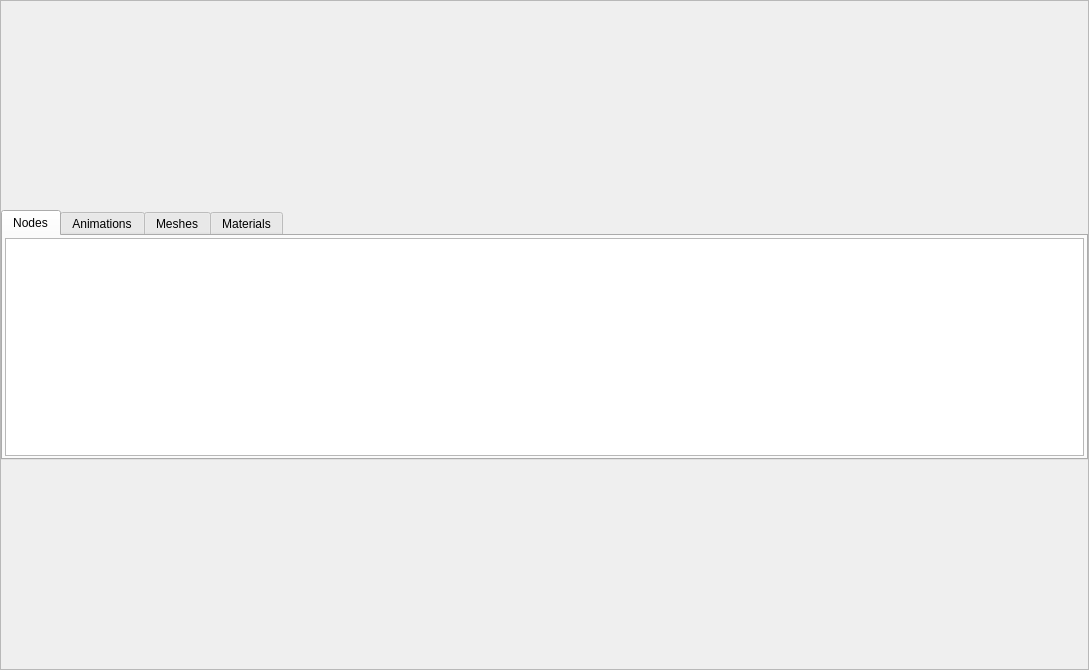
LarvalExtract/MGF-Explorer, file src/AssetViewers/ModelViewer/ModelViewerWidget.ui: the form before one commit.
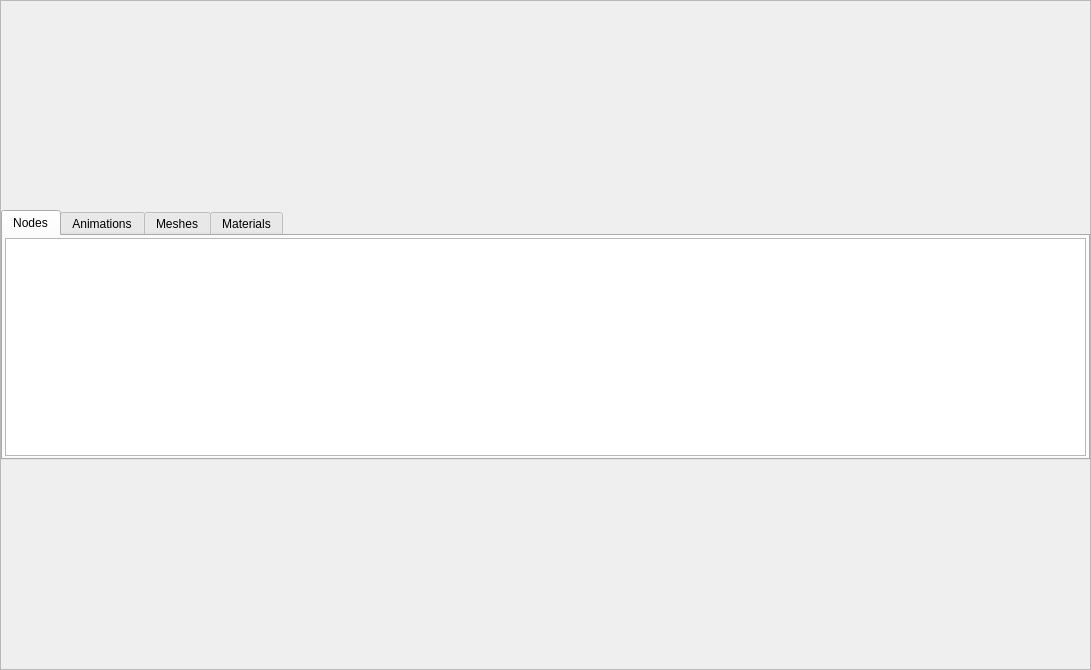
The form after the commit.

```diff
--- a/src/AssetViewers/ModelViewer/ModelViewerWidget.ui
+++ b/src/AssetViewers/ModelViewer/ModelViewerWidget.ui
@@ -6,10 +6,16 @@
    <rect>
     <x>0</x>
     <y>0</y>
-    <width>1089</width>
+    <width>1091</width>
     <height>670</height>
    </rect>
   </property>
+  <property name="sizePolicy">
+   <sizepolicy hsizetype="Expanding" vsizetype="Expanding">
+    <horstretch>0</horstretch>
+    <verstretch>0</verstretch>
+   </sizepolicy>
+  </property>
   <property name="windowTitle">
    <string>Form</string>
   </property>
```
